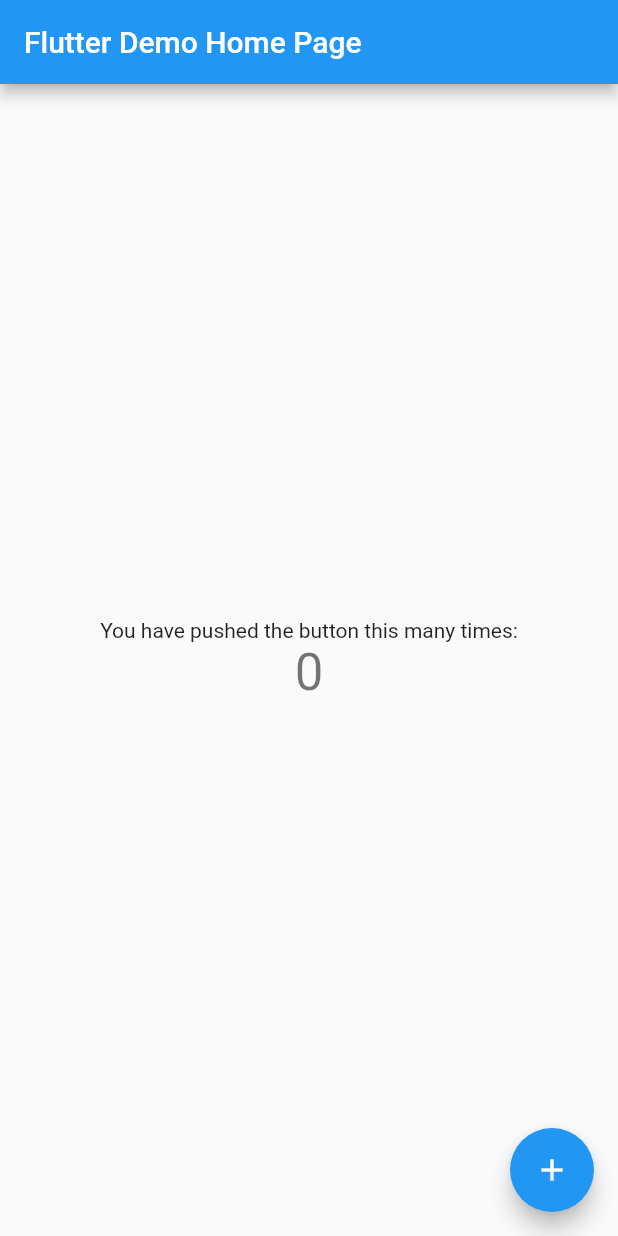
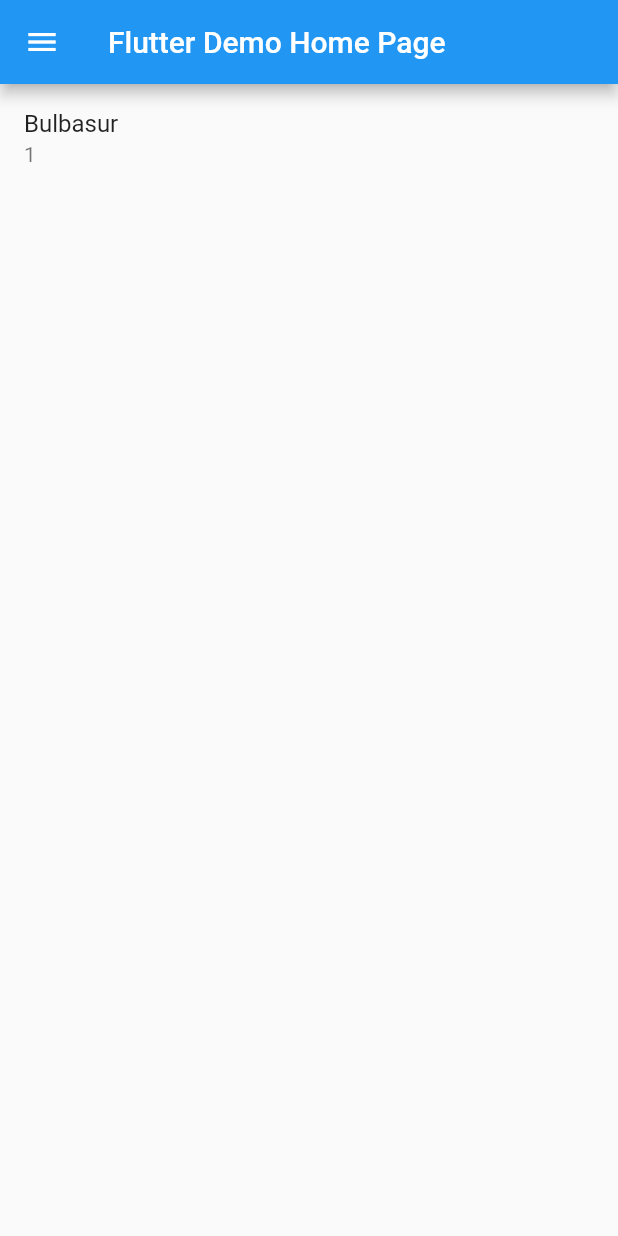
Before and after one commit to Iceyclizz/angel_raul_alec_pokedex, a Flutter app: the screen it shows after launch, on a phone screen of 412 x 824 dp. Run offline on Flutter 3.47's test engine with Material 2 defaults, Android fonts, the phone set to English and light mode, and no system bars; our stand-ins replace hive, hive_flutter; accounts and stored records are empty.

Commit message:
App base

```diff
--- a/lib/main.dart
+++ b/lib/main.dart
@@ -1,3 +1,5 @@
+import 'package:angel_raul_alec_pokedex/model.dart';
+import 'package:angel_raul_alec_pokedex/pokemon.dart';
 import 'package:flutter/material.dart';
 import 'package:hive_flutter/hive_flutter.dart';
 
@@ -14,15 +16,6 @@ class MyApp extends StatelessWidget {
     return MaterialApp(
       title: 'Flutter Demo',
       theme: ThemeData(
-        // This is the theme of your application.
-        //
-        // Try running your application with "flutter run". You'll see the
-        // application has a blue toolbar. Then, without quitting the app, try
-        // changing the primarySwatch below to Colors.green and then invoke
-        // "hot reload" (press "r" in the console where you ran "flutter run",
-        // or simply save your changes to "hot reload" in a Flutter IDE).
-        // Notice that the counter didn't reset back to zero; the application
-        // is not restarted.
         primarySwatch: Colors.blue,
       ),
       home: const MyHomePage(title: 'Flutter Demo Home Page'),
@@ -32,16 +25,6 @@ class MyApp extends StatelessWidget {
 
 class MyHomePage extends StatefulWidget {
   const MyHomePage({super.key, required this.title});
-
-  // This widget is the home page of your application. It is stateful, meaning
-  // that it has a State object (defined below) that contains fields that affect
-  // how it looks.
-
-  // This class is the configuration for the state. It holds the values (in this
-  // case the title) provided by the parent (in this case the App widget) and
-  // used by the build method of the State. Fields in a Widget subclass are
-  // always marked "final".
-
   final String title;
 
   @override
@@ -49,68 +32,46 @@ class MyHomePage extends StatefulWidget {
 }
 
 class _MyHomePageState extends State<MyHomePage> {
-  int _counter = 0;
-
-  void _incrementCounter() {
-    setState(() {
-      // This call to setState tells the Flutter framework that something has
-      // changed in this State, which causes it to rerun the build method below
-      // so that the display can reflect the updated values. If we changed
-      // _counter without calling setState(), then the build method would not be
-      // called again, and so nothing would appear to happen.
-      _counter++;
-    });
-  }
 
   @override
   Widget build(BuildContext context) {
-    // This method is rerun every time setState is called, for instance as done
-    // by the _incrementCounter method above.
-    //
-    // The Flutter framework has been optimized to make rerunning build methods
-    // fast, so that you can just rebuild anything that needs updating rather
-    // than having to individually change instances of widgets.
     return Scaffold(
       appBar: AppBar(
-        // Here we take the value from the MyHomePage object that was created by
-        // the App.build method, and use it to set our appbar title.
         title: Text(widget.title),
       ),
-      body: Center(
-        // Center is a layout widget. It takes a single child and positions it
-        // in the middle of the parent.
-        child: Column(
-          // Column is also a layout widget. It takes a list of children and
-          // arranges them vertically. By default, it sizes itself to fit its
-          // children horizontally, and tries to be as tall as its parent.
-          //
-          // Invoke "debug painting" (press "p" in the console, choose the
-          // "Toggle Debug Paint" action from the Flutter Inspector in Android
-          // Studio, or the "Toggle Debug Paint" command in Visual Studio Code)
-          // to see the wireframe for each widget.
-          //
-          // Column has various properties to control how it sizes itself and
-          // how it positions its children. Here we use mainAxisAlignment to
-          // center the children vertically; the main axis here is the vertical
-          // axis because Columns are vertical (the cross axis would be
-          // horizontal).
-          mainAxisAlignment: MainAxisAlignment.center,
-          children: <Widget>[
-            const Text(
-              'You have pushed the button this many times:',
-            ),
-            Text(
-              '$_counter',
-              style: Theme.of(context).textTheme.headline4,
-            ),
-          ],
+      body: ListView(
+        children: [
+          for (Pokemon p in Model().pokedex)
+          ListTile(title: Text(p.name),subtitle: Text("${p.no}"),)
+        ],
+      ),
+      drawer: Drawer(
+        child: ListView(
+          padding: EdgeInsets.zero,
+    children: [
+      const DrawerHeader(
+        decoration: BoxDecoration(
+          color: Colors.red,
         ),
+        child: Text('Menu'),
       ),
-      floatingActionButton: FloatingActionButton(
-        onPressed: _incrementCounter,
-        tooltip: 'Increment',
-        child: const Icon(Icons.add),
-      ), // This trailing comma makes auto-formatting nicer for build methods.
+      ListTile(
+        title: const Text('Pokédex'),
+        onTap: () {
+          // Update the state of the app.
+          // ...
+        },
+      ),
+      ListTile(
+        title: const Text('Creador de equipo'),
+        onTap: () {
+          // Update the state of the app.
+          // ...
+        },
+      ),
+    ],
+        )
+      ),
     );
   }
 }
--- a/lib/model.dart
+++ b/lib/model.dart
@@ -10,5 +10,6 @@ class Model{
 
   Model._internal();
 
-  var pokedex = <Pokemon>[Pokemon(no: 1,name: 'Bulbasur', type1: TypeList.planta,type2: TypeList.veneno),];
+  List<Pokemon> pokedex = [Pokemon(no: 1,name: 'Bulbasur', type1: TypeList.planta,type2: TypeList.veneno),];
+
 }
--- a/lib/pokemon.dart
+++ b/lib/pokemon.dart
@@ -1,4 +1,4 @@
-import 'dart:html';
+import 'dart:typed_data';
 import 'package:hive_flutter/hive_flutter.dart';
 part 'pokemon.g.dart';
 
@@ -13,7 +13,7 @@ class Pokemon{
   @HiveField(3)
   final type2;
   @HiveField(4)
-  final Blob? image;
+  final Uint8List? image;
 
   Pokemon(
       {this.no,
```
Also changed, not shown: lib/pokemon.g.dart.
